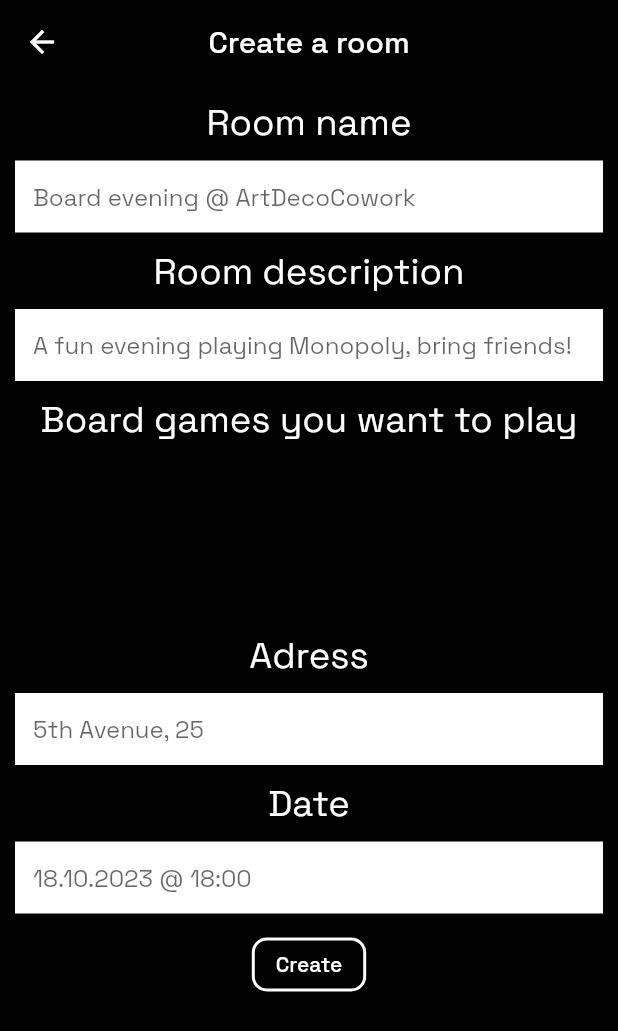
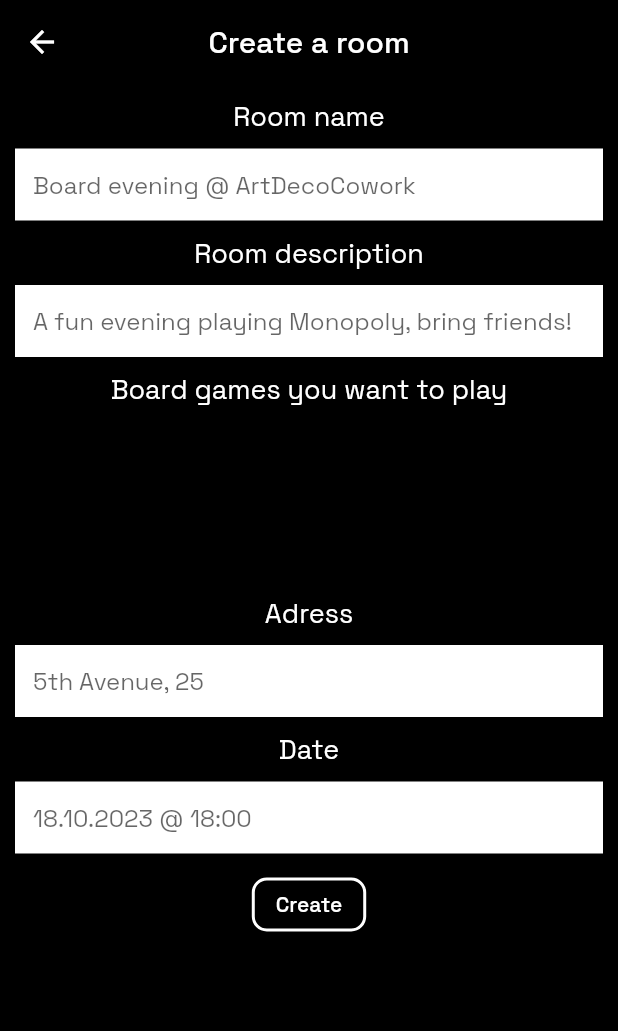
Before and after one commit to mtm-io/boarded, a Flutter app: the CreateRoomScreen screen opened directly, on a phone screen of 412 x 824 dp. Shown: the top 1031 px of the screen. Run offline on Flutter 3.47's test engine with Material 2 defaults, Android fonts, the phone set to English and light mode, and no system bars; drawn by our look-alikes of dropdown_search; our stand-ins replace cloud_firestore, firebase_auth, firebase_core, firebase_storage, flutter_keyboard_visibility, flutter_riverpod and 7 more; missing offline and left inert: xml2json; accounts and stored records are empty; network calls fail.

```diff
--- a/lib/tabs/rooms/controller/room_controller.dart
+++ b/lib/tabs/rooms/controller/room_controller.dart
@@ -66,7 +66,6 @@ class RoomController extends StateNotifier<bool> {
       transformer.parse(response.body);
       final jsonString = transformer.toGData();
       List<BoardGames> items = [];
-      Set<BoardGames> sortedItems = {};
 
       final jsonData = json.decode(jsonString)["items"]['item'] as List;
       for (var element in jsonData) {
--- a/lib/utils/pallete.dart
+++ b/lib/utils/pallete.dart
@@ -3,44 +3,54 @@ import 'package:flutter_screenutil/flutter_screenutil.dart';
 
 class Pallete {
   // Colors
-  static const blackColor = Color.fromRGBO(0, 0, 0, 1); // primary color
-  static const greyColor = Color.fromRGBO(26, 39, 45, 1); // secondary color
+  static const blackColor = Color.fromRGBO(0, 0, 0, 1);
+  static const appBarColor = Color.fromRGBO(0, 0, 0, 1);
+  static const greyColor = Color.fromRGBO(13, 31, 35, 1);
   static const drawerColor = Color.fromRGBO(18, 18, 18, 1);
   static const whiteColor = Colors.white;
-  static var redColor = Colors.red.shade500;
+  static const redColor = Colors.red;
   static var blueColor = Colors.blue.shade300;
-  static var loaderColor = const Color.fromRGBO(234, 234, 234, 1);
-
+  static const loaderColor = Colors.white;
+  static const imageColor = Colors.white;
+  static const iconColor = Colors.white;
+  static const textColor = Colors.white;
   static ThemeData darkTheme = ThemeData(
     primaryColor: Pallete.greyColor,
     scaffoldBackgroundColor: Pallete.blackColor,
 
     iconTheme: const IconThemeData(
-      color: whiteColor,
+      color: iconColor,
     ),
     appBarTheme: const AppBarTheme(
       centerTitle: true,
-      backgroundColor: blackColor,
+      backgroundColor: appBarColor,
     ),
     elevatedButtonTheme: ElevatedButtonThemeData(
       style: ElevatedButton.styleFrom(
         backgroundColor: blackColor,
-        side: const BorderSide(
-          width: 2.0,
-          color: whiteColor,
-        ),
+        side: const BorderSide(width: 2.0, color: whiteColor),
       ),
     ),
 
     // font
     fontFamily: 'SpaceGrotesk',
+
     //text style
     textTheme: TextTheme(
-      bodyMedium: TextStyle(
-          fontSize: 23.sp,
-          color: Colors.white,
-          fontFamily: 'SpaceGrotesk',
-          fontWeight: FontWeight.w400),
-    ),
+        bodyLarge: TextStyle(
+            fontSize: 23.sp,
+            color: textColor,
+            fontFamily: 'SpaceGrotesk',
+            fontWeight: FontWeight.w400),
+        bodyMedium: TextStyle(
+            fontSize: 17.sp,
+            color: textColor,
+            fontFamily: 'SpaceGrotesk',
+            fontWeight: FontWeight.w400),
+        bodySmall: TextStyle(
+            fontSize: 13.sp,
+            color: textColor,
+            fontFamily: 'SpaceGrotesk',
+            fontWeight: FontWeight.w400)),
   );
 }
```
Also changed, not shown: lib/tabs/auth/screens/sign_in_screen.dart (+210 -192 lines), lib/tabs/rooms/repository/room_repository.dart (+8 -5 lines), lib/tabs/rooms/screens/create_room.dart (+10 -14 lines).
